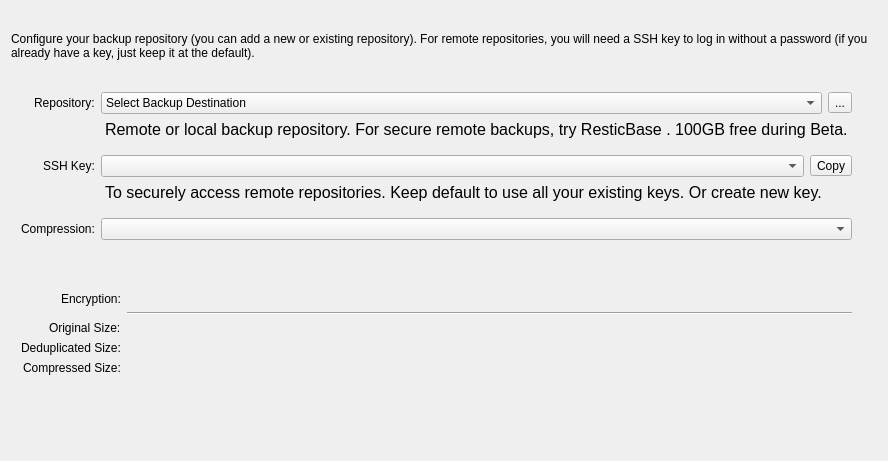
First picture: the form in src/restatic/assets/UI/repotab.ui, repository Mebus/restatic, before the edit.
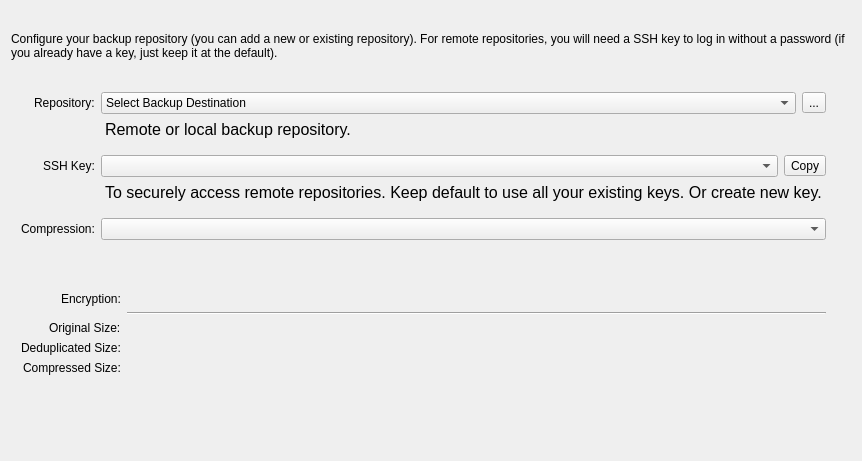
Second picture: the form after the edit. Icons and pictures are not drawn.

Commit message: remove advert

Diff of the .ui file:
```diff
--- a/src/restatic/assets/UI/repotab.ui
+++ b/src/restatic/assets/UI/repotab.ui
@@ -113,7 +113,7 @@
         <string notr="true">margin-bottom: 10</string>
        </property>
        <property name="text">
-        <string>&lt;html&gt;&lt;head/&gt;&lt;body&gt;&lt;p&gt;Remote or local backup repository. For secure remote backups, try &lt;a href=&quot;https://www.resticbase.com/?utm_source=restatic&amp;utm_medium=app&quot;&gt;&lt;span style=&quot; text-decoration: underline; color:#0000ff;&quot;&gt;ResticBase&lt;/span&gt;&lt;/a&gt;. 100GB free during Beta.&lt;/p&gt;&lt;/body&gt;&lt;/html&gt;</string>
+        <string>&lt;html&gt;&lt;head/&gt;&lt;body&gt;&lt;p&gt;Remote or local backup repository.&lt;/p&gt;&lt;/body&gt;&lt;/html&gt;</string>
        </property>
        <property name="openExternalLinks">
         <bool>true</bool>
```
